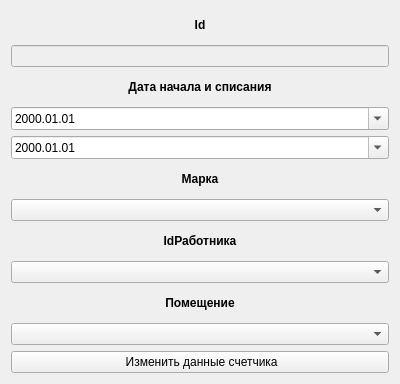
Qt form izmens.ui (AndrewKom/KursovaiBDSqlserver) before a commit.
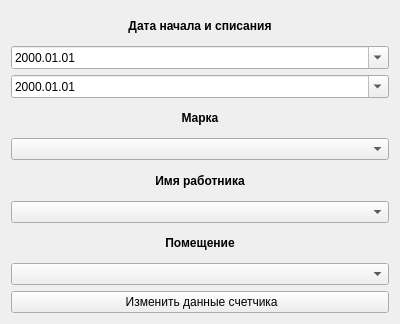
The same form after that commit.

```diff
--- a/izmens.ui
+++ b/izmens.ui
@@ -7,14 +7,55 @@
     <x>0</x>
     <y>0</y>
     <width>400</width>
-    <height>384</height>
+    <height>324</height>
    </rect>
   </property>
   <property name="windowTitle">
    <string>Form</string>
   </property>
   <layout class="QGridLayout" name="gridLayout">
+   <item row="8" column="0">
+    <widget class="QComboBox" name="comboBox_3"/>
+   </item>
+   <item row="7" column="0">
+    <widget class="QLabel" name="label_5">
+     <property name="font">
+      <font>
+       <bold>true</bold>
+      </font>
+     </property>
+     <property name="text">
+      <string>Помещение</string>
+     </property>
+     <property name="alignment">
+      <set>Qt::AlignCenter</set>
+     </property>
+    </widget>
+   </item>
+   <item row="1" column="0">
+    <widget class="QDateEdit" name="dateEdit">
+     <property name="displayFormat">
+      <string>yyyy.MM.dd</string>
+     </property>
+     <property name="calendarPopup">
+      <bool>true</bool>
+     </property>
+    </widget>
+   </item>
+   <item row="6" column="0">
+    <widget class="QComboBox" name="comboBox_2"/>
+   </item>
    <item row="2" column="0">
+    <widget class="QDateEdit" name="dateEdit_2">
+     <property name="displayFormat">
+      <string>yyyy.MM.dd</string>
+     </property>
+     <property name="calendarPopup">
+      <bool>true</bool>
+     </property>
+    </widget>
+   </item>
+   <item row="0" column="0">
     <widget class="QLabel" name="label_2">
      <property name="font">
       <font>
@@ -29,80 +70,17 @@
      </property>
     </widget>
    </item>
-   <item row="5" column="0">
-    <widget class="QLabel" name="label_3">
-     <property name="font">
-      <font>
-       <bold>true</bold>
-      </font>
-     </property>
-     <property name="text">
-      <string>Марка</string>
-     </property>
-     <property name="alignment">
-      <set>Qt::AlignCenter</set>
-     </property>
-    </widget>
-   </item>
-   <item row="0" column="0">
-    <widget class="QLabel" name="label">
-     <property name="font">
-      <font>
-       <bold>true</bold>
-      </font>
-     </property>
-     <property name="text">
-      <string>Id</string>
-     </property>
-     <property name="alignment">
-      <set>Qt::AlignCenter</set>
-     </property>
-    </widget>
-   </item>
-   <item row="3" column="0">
-    <widget class="QDateEdit" name="dateEdit">
-     <property name="displayFormat">
-      <string>yyyy.MM.dd</string>
-     </property>
-     <property name="calendarPopup">
-      <bool>true</bool>
-     </property>
-    </widget>
-   </item>
-   <item row="6" column="0">
-    <widget class="QComboBox" name="comboBox"/>
-   </item>
-   <item row="10" column="0">
-    <widget class="QComboBox" name="comboBox_3"/>
-   </item>
    <item row="4" column="0">
-    <widget class="QDateEdit" name="dateEdit_2">
-     <property name="displayFormat">
-      <string>yyyy.MM.dd</string>
-     </property>
-     <property name="calendarPopup">
-      <bool>true</bool>
-     </property>
-    </widget>
+    <widget class="QComboBox" name="comboBox"/>
    </item>
-   <item row="11" column="0">
+   <item row="9" column="0">
     <widget class="QPushButton" name="pushButton">
      <property name="text">
       <string> Изменить данные счетчика</string>
      </property>
     </widget>
    </item>
-   <item row="1" column="0">
-    <widget class="QLineEdit" name="lineEdit">
-     <property name="enabled">
-      <bool>false</bool>
-     </property>
-    </widget>
-   </item>
-   <item row="8" column="0">
-    <widget class="QComboBox" name="comboBox_2"/>
-   </item>
-   <item row="7" column="0">
+   <item row="5" column="0">
     <widget class="QLabel" name="label_4">
      <property name="font">
       <font>
@@ -110,22 +88,22 @@
       </font>
      </property>
      <property name="text">
-      <string>IdРаботника</string>
+      <string>Имя работника</string>
      </property>
      <property name="alignment">
       <set>Qt::AlignCenter</set>
      </property>
     </widget>
    </item>
-   <item row="9" column="0">
-    <widget class="QLabel" name="label_5">
+   <item row="3" column="0">
+    <widget class="QLabel" name="label_3">
      <property name="font">
       <font>
        <bold>true</bold>
       </font>
      </property>
      <property name="text">
-      <string>Помещение</string>
+      <string>Марка</string>
      </property>
      <property name="alignment">
       <set>Qt::AlignCenter</set>
```
